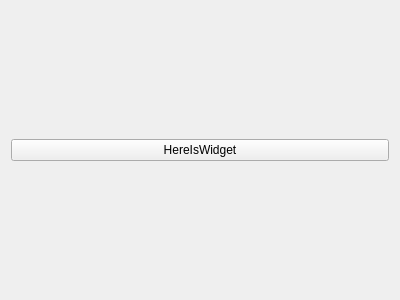
This is Widgets/ChessieGraphicWidget/ChessieGraphicWidget.ui in dogukanarat/Chessie as Qt 5 draws it before an edit. The edited form follows.
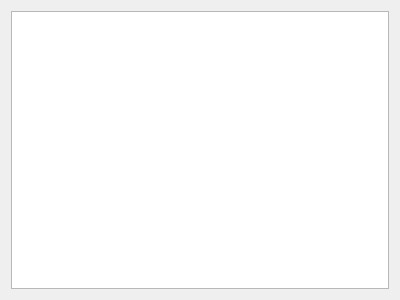
This is the edited form.

```diff
--- a/Widgets/ChessieGraphicWidget/ChessieGraphicWidget.ui
+++ b/Widgets/ChessieGraphicWidget/ChessieGraphicWidget.ui
@@ -15,11 +15,7 @@
   </property>
   <layout class="QVBoxLayout" name="verticalLayout">
    <item>
-    <widget class="QPushButton" name="pushButton">
-     <property name="text">
-      <string>HereIsWidget</string>
-     </property>
-    </widget>
+    <widget class="QGraphicsView" name="graphicsView"/>
    </item>
   </layout>
  </widget>
```
